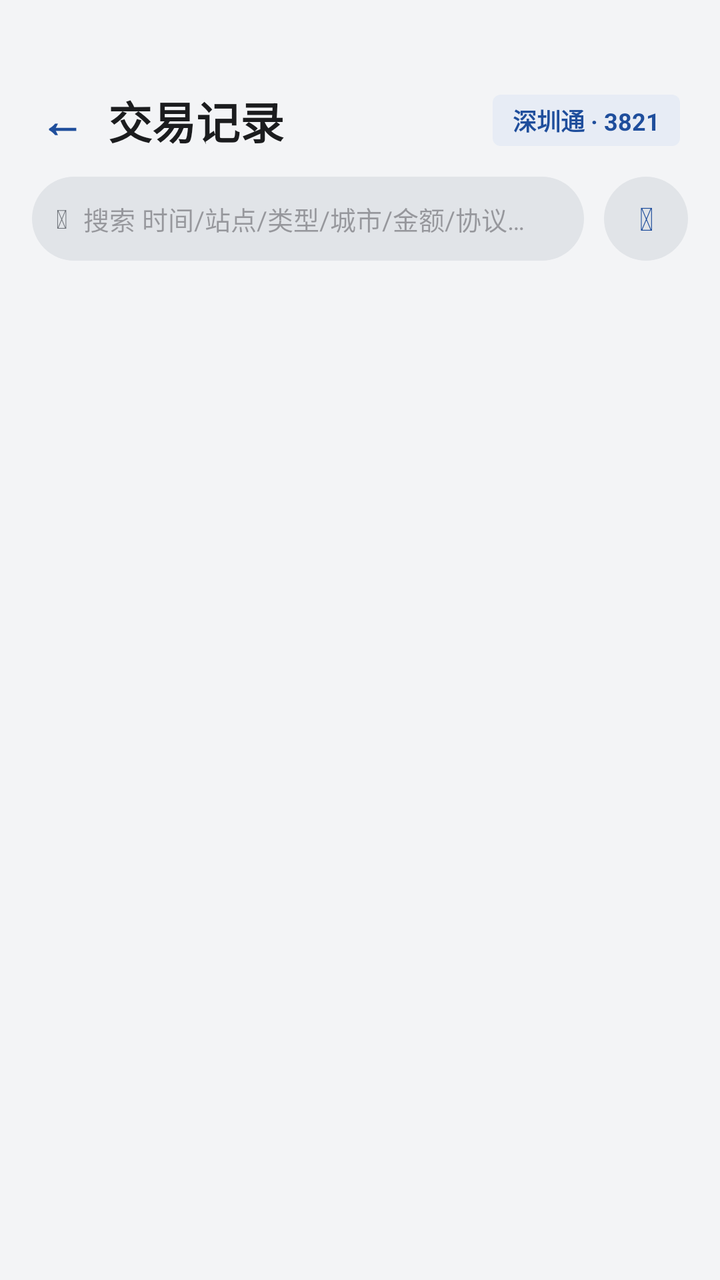
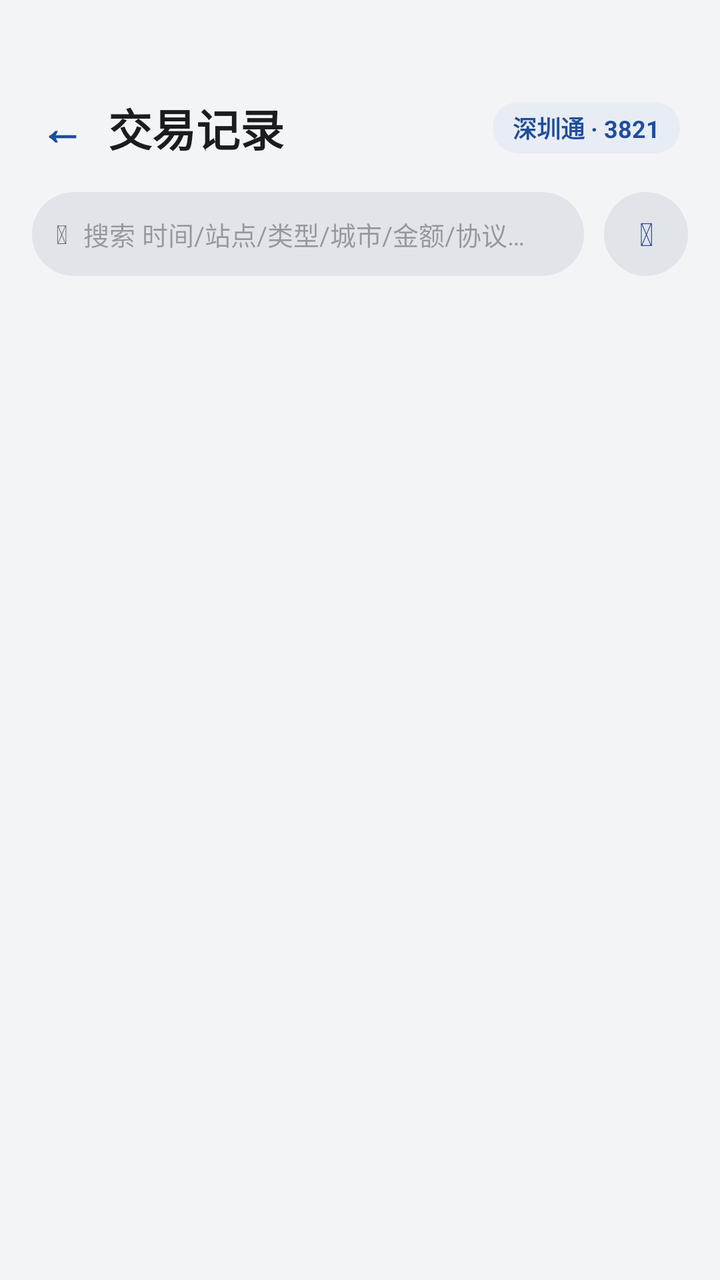

Two renders of the same Android screen: before a commit and after it. Below are the layout's source before the change and the commit's diff.
<!-- AndroidManifest.xml: application theme Theme.TransitU -->
<!-- res/layout/fragment_transaction_list.xml -->
<?xml version="1.0" encoding="utf-8"?>
<LinearLayout xmlns:android="http://schemas.android.com/apk/res/android"
    android:layout_width="match_parent"
    android:layout_height="match_parent"
    android:orientation="vertical"
    android:background="@color/paper">

    
    <View
        android:layout_width="match_parent"
        android:layout_height="@dimen/status_bar_spacer_height"
        android:background="@color/paper" />

    
    <LinearLayout
        android:layout_width="match_parent"
        android:layout_height="wrap_content"
        android:orientation="horizontal"
        android:paddingStart="20dp"
        android:paddingEnd="20dp"
        android:paddingTop="20dp"
        android:paddingBottom="12dp"
        android:gravity="center_vertical">

        <TextView
            android:id="@+id/btnBack"
            android:layout_width="wrap_content"
            android:layout_height="wrap_content"
            android:text="←"
            android:textColor="@color/accent"
            android:textSize="22sp"
            android:textStyle="bold"
            android:clickable="true"
            android:focusable="true"
            android:paddingEnd="12dp" />

        <TextView
            android:layout_width="0dp"
            android:layout_height="wrap_content"
            android:layout_weight="1"
            android:text="交易记录"
            android:textColor="@color/ink"
            android:textSize="22sp"
            android:textStyle="bold" />

        <LinearLayout
            android:id="@+id/cardBadge"
            android:layout_width="wrap_content"
            android:layout_height="wrap_content"
            android:background="@drawable/bg_card_badge"
            android:paddingStart="10dp"
            android:paddingEnd="10dp"
            android:paddingTop="4dp"
            android:paddingBottom="4dp">

            <TextView
                android:id="@+id/tvCardBadge"
                android:layout_width="wrap_content"
                android:layout_height="wrap_content"
                android:text="深圳通 · 3821"
                android:textColor="@color/accent"
                android:textSize="12sp"
                android:textStyle="bold"
                android:maxWidth="140dp"
                android:maxLines="1"
                android:ellipsize="end" />
        </LinearLayout>
    </LinearLayout>

    
    <LinearLayout
        android:layout_width="match_parent"
        android:layout_height="wrap_content"
        android:orientation="horizontal"
        android:gravity="center_vertical"
        android:paddingStart="16dp"
        android:paddingEnd="16dp"
        android:paddingBottom="12dp">

        
        <LinearLayout
            android:id="@+id/searchBox"
            android:layout_width="0dp"
            android:layout_height="42dp"
            android:layout_weight="1"
            android:orientation="horizontal"
            android:gravity="center_vertical"
            android:background="@drawable/bg_chip_default"
            android:paddingStart="12dp"
            android:paddingEnd="12dp"
            android:layout_marginEnd="10dp">

            <TextView
                android:id="@+id/searchIcon"
                android:layout_width="wrap_content"
                android:layout_height="wrap_content"
                android:text="&#xf002;"
                android:textColor="@color/ink_3"
                android:textSize="13sp"
                android:tag="fa"
                android:layout_marginEnd="8dp" />

            <EditText
                android:id="@+id/searchInput"
                android:layout_width="0dp"
                android:layout_height="match_parent"
                android:layout_weight="1"
                android:hint="搜索 时间/站点/类型/城市/金额/协议…"
                android:inputType="text"
                android:maxLines="1"
                android:imeOptions="actionSearch"
                android:textSize="13sp"
                android:background="@null" />
        </LinearLayout>

        <TextView
            android:id="@+id/filterButton"
            android:layout_width="42dp"
            android:layout_height="42dp"
            android:gravity="center"
            android:text="&#xf0b0;"
            android:textColor="@color/accent"
            android:textSize="16sp"
            android:tag="fa"
            android:background="@drawable/bg_chip_default"
            android:clickable="true"
            android:focusable="true" />
    </LinearLayout>

    
    <FrameLayout
        android:layout_width="match_parent"
        android:layout_height="match_parent">

        <androidx.recyclerview.widget.RecyclerView
            android:id="@+id/transactionList"
            android:layout_width="match_parent"
            android:layout_height="match_parent"
            android:paddingStart="16dp"
            android:paddingEnd="16dp"
            android:paddingBottom="24dp"
            android:clipToPadding="false" />

        <TextView
            android:id="@+id/tvListEmpty"
            android:layout_width="wrap_content"
            android:layout_height="wrap_content"
            android:layout_gravity="center"
            android:gravity="center"
            android:text="暂无交易记录"
            android:textColor="@color/ink_3"
            android:textSize="14sp"
            android:visibility="gone" />
    </FrameLayout>
</LinearLayout>
<!-- resources referenced by this layout -->
<resources>
  <color name="accent">#1F4E9C</color>
  <color name="ink">#1B1C1E</color>
  <color name="ink_3">#6B6F76</color>
  <color name="paper">#F3F4F6</color>
  <dimen name="status_bar_spacer_height">0dp</dimen>
  <!-- drawable bg_card_badge (drawable) -->
  <?xml version="1.0" encoding="utf-8"?>
  <shape xmlns:android="http://schemas.android.com/apk/res/android">
      <solid android:color="@color/accent_container" />
      <corners android:radius="4dp" />
  </shape>
  <!-- drawable bg_chip_default (drawable) -->
  <?xml version="1.0" encoding="utf-8"?>
  <shape xmlns:android="http://schemas.android.com/apk/res/android">
      <solid android:color="@color/line" />
      <corners android:radius="999dp" />
  </shape>
  <style name="Theme.TransitU" parent="Theme.Material3.DayNight.NoActionBar">
          
          <item name="android:textSelectHandle">@drawable/tu_text_select_handle_middle</item>
          <item name="android:textSelectHandleLeft">@drawable/tu_text_select_handle_left</item>
          <item name="android:textSelectHandleRight">@drawable/tu_text_select_handle_right</item>
  
          
          <item name="android:textColorHighlight">@color/m3_highlighted_text</item>
      </style>
  <color name="accent_container">#E7ECF5</color>
  <color name="line">#E1E4E8</color>
  <!-- drawable tu_text_select_handle_middle (drawable) -->
  <?xml version="1.0" encoding="utf-8"?>
  <bitmap xmlns:android="http://schemas.android.com/apk/res/android"
      android:src="@drawable/abc_text_select_handle_middle_mtrl"
      android:tint="?attr/colorPrimary"
      android:tintMode="src_in" />
  <!-- drawable tu_text_select_handle_left (drawable) -->
  <?xml version="1.0" encoding="utf-8"?>
  <bitmap xmlns:android="http://schemas.android.com/apk/res/android"
      android:src="@drawable/abc_text_select_handle_left_mtrl"
      android:tint="?attr/colorPrimary"
      android:tintMode="src_in" />
  <!-- drawable tu_text_select_handle_right (drawable) -->
  <?xml version="1.0" encoding="utf-8"?>
  <bitmap xmlns:android="http://schemas.android.com/apk/res/android"
      android:src="@drawable/abc_text_select_handle_right_mtrl"
      android:tint="?attr/colorPrimary"
      android:tintMode="src_in" />
</resources>

<!-- the commit's change to res/layout/fragment_transaction_list.xml (unified diff, before → after) -->
@@ -16,7 +16,7 @@
         android:layout_width="match_parent"
         android:layout_height="wrap_content"
         android:orientation="horizontal"
-        android:paddingStart="20dp"
+        android:paddingStart="11dp"
         android:paddingEnd="20dp"
         android:paddingTop="20dp"
         android:paddingBottom="12dp"
@@ -24,15 +24,11 @@
 
         <TextView
             android:id="@+id/btnBack"
-            android:layout_width="wrap_content"
-            android:layout_height="wrap_content"
+            style="@style/BackButton"
             android:text="←"
             android:textColor="@color/accent"
             android:textSize="22sp"
-            android:textStyle="bold"
-            android:clickable="true"
-            android:focusable="true"
-            android:paddingEnd="12dp" />
+            android:textStyle="bold" />
 
         <TextView
             android:layout_width="0dp"
<!-- resource entries referenced after the edit -->
@@ -9,7 +9,7 @@
   <?xml version="1.0" encoding="utf-8"?>
   <shape xmlns:android="http://schemas.android.com/apk/res/android">
       <solid android:color="@color/accent_container" />
-      <corners android:radius="4dp" />
+      <corners android:radius="999dp" />
   </shape>
   <!-- drawable bg_chip_default (drawable) -->
   <?xml version="1.0" encoding="utf-8"?>
@@ -17,6 +17,15 @@
       <solid android:color="@color/line" />
       <corners android:radius="999dp" />
   </shape>
+  <style name="BackButton">
+          <item name="android:layout_width">40dp</item>
+          <item name="android:layout_height">40dp</item>
+          <item name="android:layout_marginEnd">3dp</item>
+          <item name="android:gravity">center</item>
+          <item name="android:background">@drawable/bg_back_button</item>
+          <item name="android:clickable">true</item>
+          <item name="android:focusable">true</item>
+      </style>
   <style name="Theme.TransitU" parent="Theme.Material3.DayNight.NoActionBar">
           
           <item name="android:textSelectHandle">@drawable/tu_text_select_handle_middle</item>
@@ -28,6 +37,12 @@
       </style>
   <color name="accent_container">#E7ECF5</color>
   <color name="line">#E1E4E8</color>
+  <!-- drawable bg_back_button (drawable) -->
+  <?xml version="1.0" encoding="utf-8"?>
+  <shape xmlns:android="http://schemas.android.com/apk/res/android"
+      android:shape="oval">
+      <solid android:color="@android:color/transparent" />
+  </shape>
   <!-- drawable tu_text_select_handle_middle (drawable) -->
   <?xml version="1.0" encoding="utf-8"?>
   <bitmap xmlns:android="http://schemas.android.com/apk/res/android"
